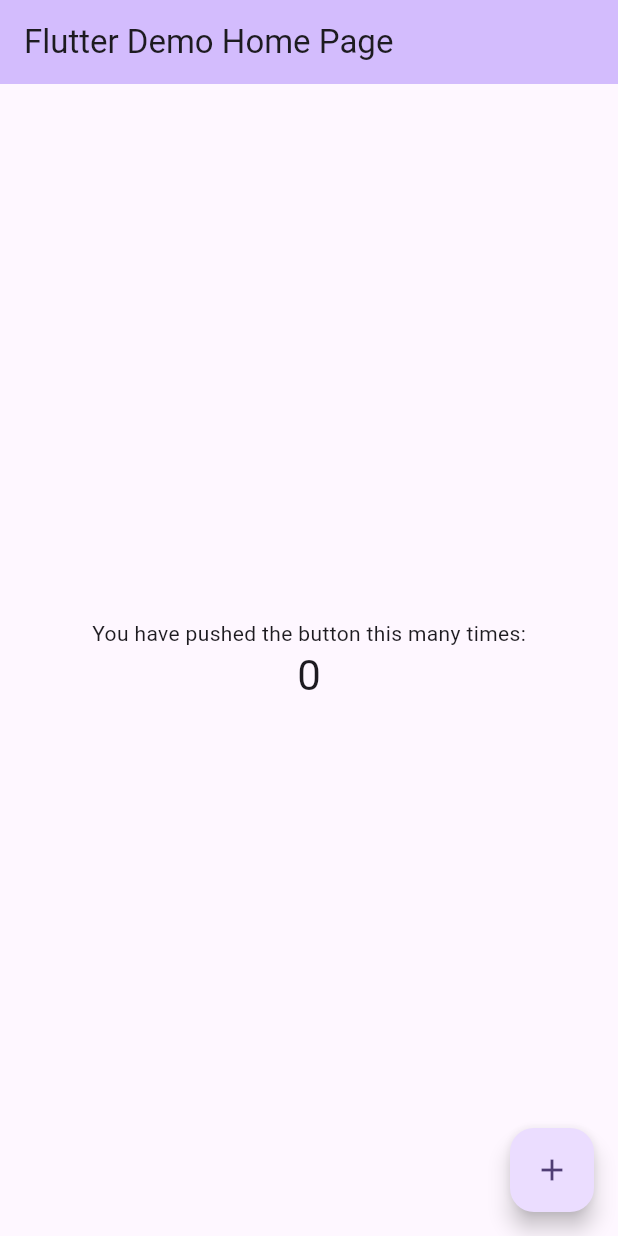
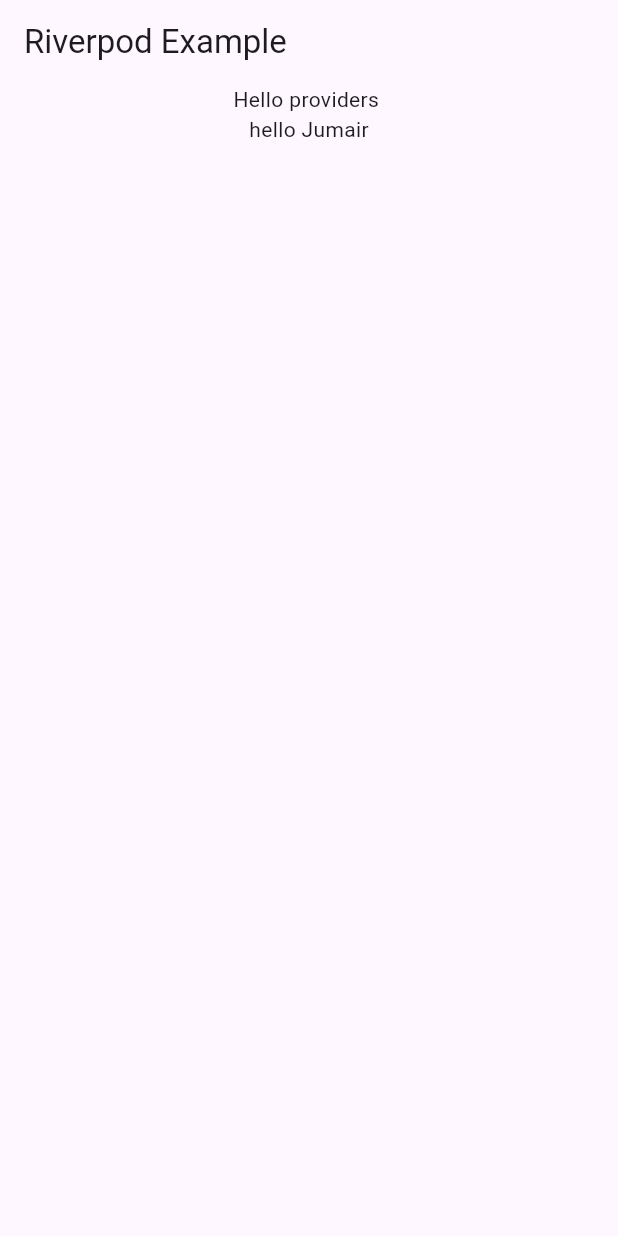
Before and after one commit to jumairahmad/riverpod_flutter_example, a Flutter app: the screen it shows after launch, on a phone screen of 412 x 824 dp. Run offline on Flutter 3.47's test engine with Material 3 defaults, Android fonts, the phone set to English and light mode, and no system bars; our stand-ins replace flutter_riverpod.

Commit message:
providers simpple

```diff
--- a/lib/main.dart
+++ b/lib/main.dart
@@ -1,7 +1,15 @@
 import 'package:flutter/material.dart';
+import 'package:flutter_riverpod/flutter_riverpod.dart';
 
+
+final nameprovider= Provider<String>(
+  (ref){
+
+    return "hello Jumair";
+  },
+);
 void main() {
-  runApp(const MyApp());
+  runApp( const ProviderScope(child: MyApp()));
 }
 
 class MyApp extends StatelessWidget {
@@ -31,95 +39,31 @@
         colorScheme: ColorScheme.fromSeed(seedColor: Colors.deepPurple),
         useMaterial3: true,
       ),
-      home: const MyHomePage(title: 'Flutter Demo Home Page'),
+      home: const MyHomePage(),
     );
   }
 }
 
-class MyHomePage extends StatefulWidget {
-  const MyHomePage({super.key, required this.title});
-
-  // This widget is the home page of your application. It is stateful, meaning
-  // that it has a State object (defined below) that contains fields that affect
-  // how it looks.
-
-  // This class is the configuration for the state. It holds the values (in this
-  // case the title) provided by the parent (in this case the App widget) and
-  // used by the build method of the State. Fields in a Widget subclass are
-  // always marked "final".
-
-  final String title;
+class MyHomePage extends ConsumerWidget{
+  const MyHomePage({super.key});
 
   @override
-  State<MyHomePage> createState() => _MyHomePageState();
-}
-
-class _MyHomePageState extends State<MyHomePage> {
-  int _counter = 0;
-
-  void _incrementCounter() {
-    setState(() {
-      // This call to setState tells the Flutter framework that something has
-      // changed in this State, which causes it to rerun the build method below
-      // so that the display can reflect the updated values. If we changed
-      // _counter without calling setState(), then the build method would not be
-      // called again, and so nothing would appear to happen.
-      _counter++;
-    });
-  }
-
-  @override
-  Widget build(BuildContext context) {
-    // This method is rerun every time setState is called, for instance as done
-    // by the _incrementCounter method above.
-    //
-    // The Flutter framework has been optimized to make rerunning build methods
-    // fast, so that you can just rebuild anything that needs updating rather
-    // than having to individually change instances of widgets.
+  Widget build(BuildContext context, WidgetRef ref) {
+    final name=ref.watch(nameprovider);
     return Scaffold(
       appBar: AppBar(
-        // TRY THIS: Try changing the color here to a specific color (to
-        // Colors.amber, perhaps?) and trigger a hot reload to see the AppBar
-        // change color while the other colors stay the same.
-        backgroundColor: Theme.of(context).colorScheme.inversePrimary,
-        // Here we take the value from the MyHomePage object that was created by
-        // the App.build method, and use it to set our appbar title.
-        title: Text(widget.title),
+        title: Text('Riverpod Example'),
       ),
-      body: Center(
-        // Center is a layout widget. It takes a single child and positions it
-        // in the middle of the parent.
-        child: Column(
-          // Column is also a layout widget. It takes a list of children and
-          // arranges them vertically. By default, it sizes itself to fit its
-          // children horizontally, and tries to be as tall as its parent.
-          //
-          // Column has various properties to control how it sizes itself and
-          // how it positions its children. Here we use mainAxisAlignment to
-          // center the children vertically; the main axis here is the vertical
-          // axis because Columns are vertical (the cross axis would be
-          // horizontal).
-          //
-          // TRY THIS: Invoke "debug painting" (choose the "Toggle Debug Paint"
-          // action in the IDE, or press "p" in the console), to see the
-          // wireframe for each widget.
-          mainAxisAlignment: MainAxisAlignment.center,
-          children: <Widget>[
-            const Text(
-              'You have pushed the button this many times:',
-            ),
-            Text(
-              '$_counter',
-              style: Theme.of(context).textTheme.headlineMedium,
-            ),
-          ],
-        ),
+      body: Container(
+
+      child: Column(
+
+        children: [
+          Text('Hello providers '),
+          Center(child: Text(name),)
+        ],
       ),
-      floatingActionButton: FloatingActionButton(
-        onPressed: _incrementCounter,
-        tooltip: 'Increment',
-        child: const Icon(Icons.add),
-      ), // This trailing comma makes auto-formatting nicer for build methods.
+    ),
     );
   }
 }
--- a/pubspec.yaml
+++ b/pubspec.yaml
@@ -35,6 +35,7 @@
   # The following adds the Cupertino Icons font to your application.
   # Use with the CupertinoIcons class for iOS style icons.
   cupertino_icons: ^1.0.6
+  flutter_riverpod: ^2.5.1
 
 dev_dependencies:
   flutter_test:
```
Also changed, not shown: pubspec.lock.
